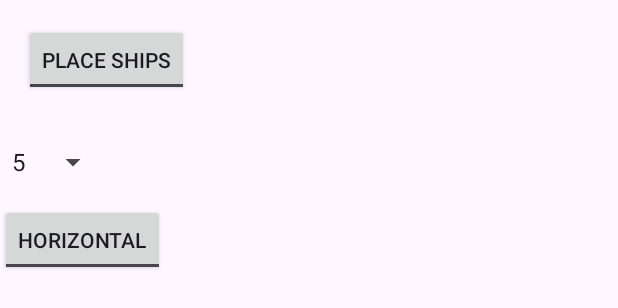
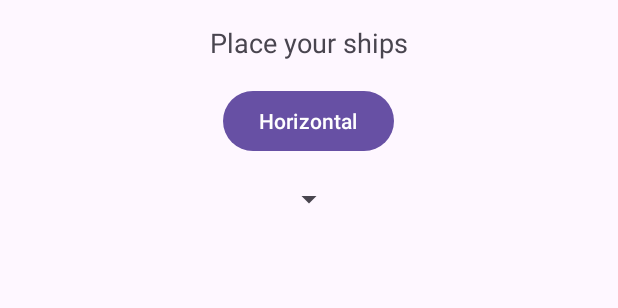
Before and after one commit to JosephByronLane/BattleShipGame, an Android app: the layout activity_game.xml on its own in the app's theme, with its tools: preview values and no code run, on a phone screen of 412 x 824 dp. Shown: the top 308 px of the screen. Run offline under Robolectric (Android 15) with nearby library versions, the phone set to English and light mode, and no system bars.

Commit message:
Esperemos que el juego ya sirva

```diff
--- a/app/src/main/res/layout/activity_game.xml
+++ b/app/src/main/res/layout/activity_game.xml
@@ -3,47 +3,44 @@
     xmlns:tools="http://schemas.android.com/tools"
     android:layout_width="match_parent"
     android:layout_height="match_parent"
-    tools:context=".MainActivity">
+    tools:context=".GameActivity">
 
-    <ToggleButton
-        android:id="@+id/modeToggle"
+    <TextView
+        android:id="@+id/statusTextView"
         android:layout_width="wrap_content"
         android:layout_height="wrap_content"
-        android:textOff="Place Ships"
-        android:textOn="Mark Hits"
-        android:layout_margin="16dp"
-        android:checked="false"/>
+        android:layout_centerHorizontal="true"
+        android:layout_marginTop="16dp"
+        android:text="Place your ships"
+        android:textSize="18sp"/>
+
+    <Button
+        android:id="@+id/orientationToggle"
+        android:layout_width="wrap_content"
+        android:layout_height="wrap_content"
+        android:layout_below="@id/statusTextView"
+        android:layout_marginTop="16dp"
+        android:layout_centerHorizontal="true"
+        android:text="Horizontal"/>
 
     <Spinner
         android:id="@+id/shipSizeSpinner"
         android:layout_width="wrap_content"
         android:layout_height="wrap_content"
-        android:layout_below="@id/modeToggle"
+        android:layout_below="@id/orientationToggle"
         android:layout_marginTop="16dp"
-        android:entries="@array/ship_sizes"/>
-
-    <ToggleButton
-        android:id="@+id/orientationToggle"
-        android:layout_width="wrap_content"
-        android:layout_height="wrap_content"
-        android:layout_below="@id/shipSizeSpinner"
-        android:layout_marginTop="16dp"
-        android:checked="false"
-        android:textOff="Horizontal"
-        android:textOn="Vertical" />
+        android:layout_centerHorizontal="true"/>
 
     <GridLayout
         android:id="@+id/gridLayout"
         android:layout_width="wrap_content"
         android:layout_height="wrap_content"
-        android:layout_below="@id/orientationToggle"
+        android:layout_below="@id/shipSizeSpinner"
+        android:layout_marginTop="16dp"
         android:layout_centerHorizontal="true"
         android:columnCount="8"
         android:rowCount="8"
         android:padding="16dp">
-
-        <!-- Cells will be added dynamically from code -->
-
     </GridLayout>
 
 </RelativeLayout>
```
Also changed, not shown: app/src/main/java/com/example/battleshipgame/GameActivity.kt (+136 -72 lines), app/src/main/java/com/example/battleshipgame/MainActivity.kt (+31 -5 lines).
